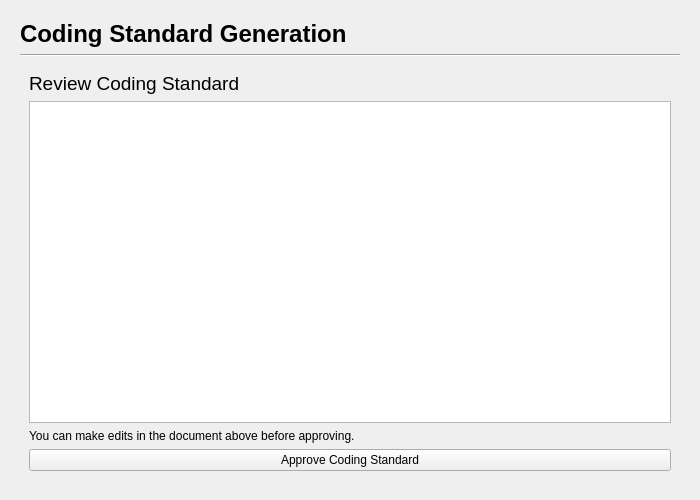
Above: gui/coding_standard_page.ui from mariolewis/asdf_factory before the change. Below: the same form after it.
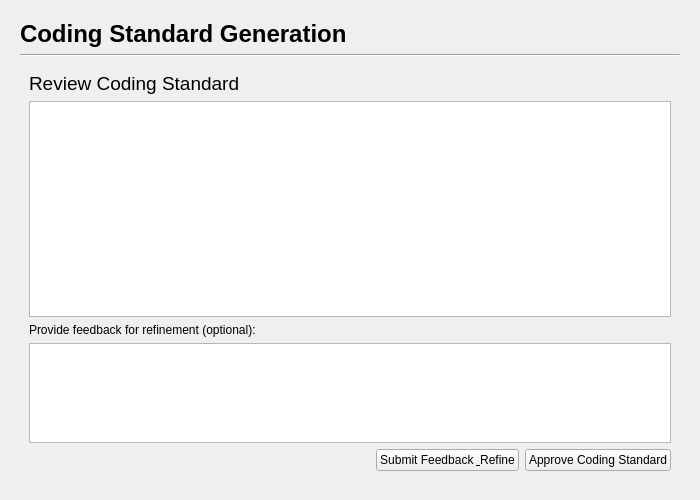
That is the form after the change. The open tabs and pages were chosen to show the change.

Commit message:
feat: Implement iterative feedback loops and formatted document saving
- Adds iterative refinement loops to the Coding Standard and Development Planning pages, allowing the PM to provide feedback for revisions.
- Updates the Planning page to display the JSON development plan in a human-readable HTML format.
- Modifies the orchestrator to save the Coding Standard and Development Plan as formatted .docx files instead of .md or .json files, enhancing readability.
- Adds robust cleaning of LLM responses for plan refinement to prevent JSON parsing errors.

Patch:
```diff
--- a/gui/coding_standard_page.ui
+++ b/gui/coding_standard_page.ui
@@ -94,17 +94,51 @@
        <item>
         <widget class="QLabel" name="feedbackLabel">
          <property name="text">
-          <string>You can make edits in the document above before approving.</string>
+          <string>Provide feedback for refinement (optional):</string>
          </property>
         </widget>
        </item>
        <item>
-        <widget class="QPushButton" name="approveButton">
-         <property name="text">
-          <string>Approve Coding Standard</string>
+        <widget class="QPlainTextEdit" name="feedbackTextEdit">
+         <property name="maximumSize">
+          <size>
+           <width>16777215</width>
+           <height>100</height>
+          </size>
          </property>
         </widget>
        </item>
+       <item>
+        <layout class="QHBoxLayout" name="horizontalLayout">
+         <item>
+          <spacer name="horizontalSpacer">
+           <property name="orientation">
+            <enum>Qt::Horizontal</enum>
+           </property>
+           <property name="sizeHint" stdset="0">
+            <size>
+             <width>40</width>
+             <height>20</height>
+            </size>
+           </property>
+          </spacer>
+         </item>
+         <item>
+          <widget class="QPushButton" name="refineButton">
+           <property name="text">
+            <string>Submit Feedback &amp; Refine</string>
+           </property>
+          </widget>
+         </item>
+         <item>
+          <widget class="QPushButton" name="approveButton">
+           <property name="text">
+            <string>Approve Coding Standard</string>
+           </property>
+          </widget>
+         </item>
+        </layout>
+       </item>
       </layout>
      </widget>
     </widget>
```
The commit also changes 9 other files.
